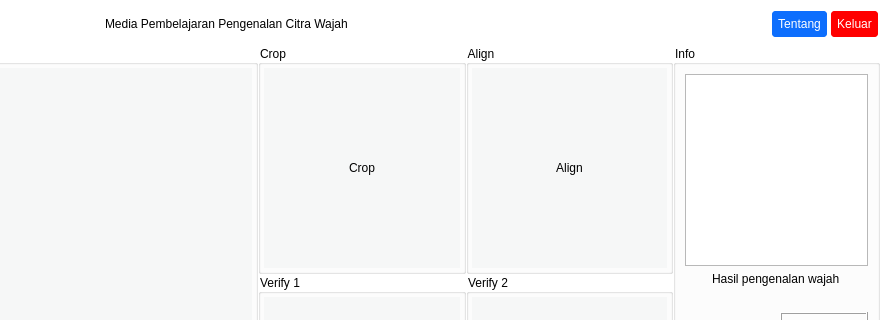
yusufpraditya/face-recognition-app, file design/design.ui: the form before one commit; both pictures show x 391 to 1280 and y 0 to 320 of the 1280 by 723 pixel window.
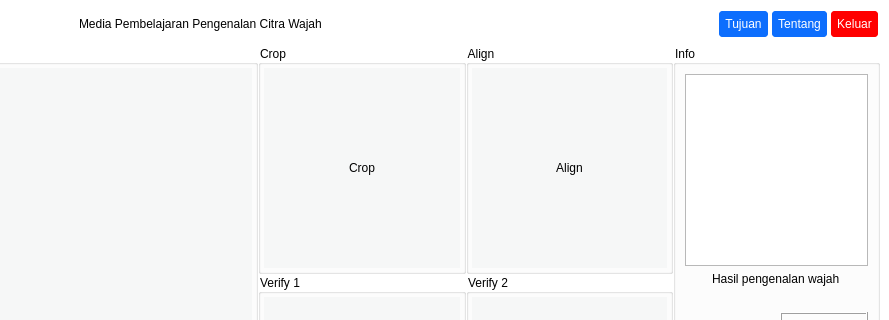
The form after the commit.

What changed in the file:
```diff
--- a/design/design.ui
+++ b/design/design.ui
@@ -111,6 +111,13 @@
            </property>
           </spacer>
          </item>
+         <item>
+          <widget class="QPushButton" name="btnTujuan">
+           <property name="text">
+            <string>Tujuan</string>
+           </property>
+          </widget>
+         </item>
          <item>
           <widget class="QPushButton" name="btnTentang">
            <property name="text">
```
